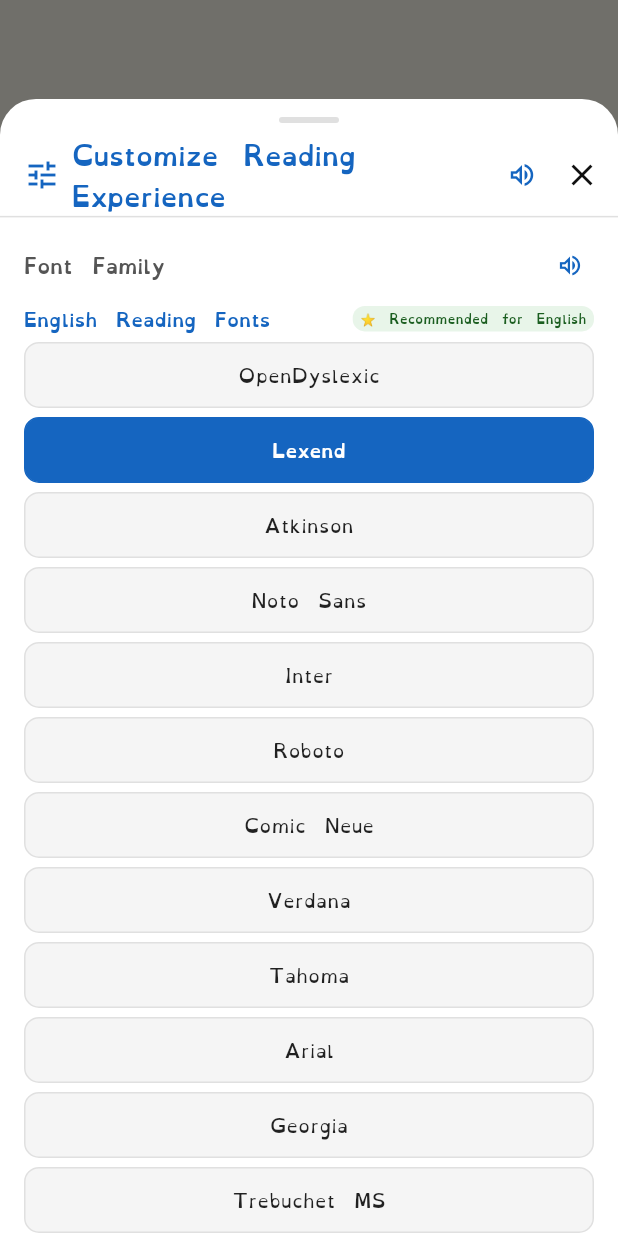
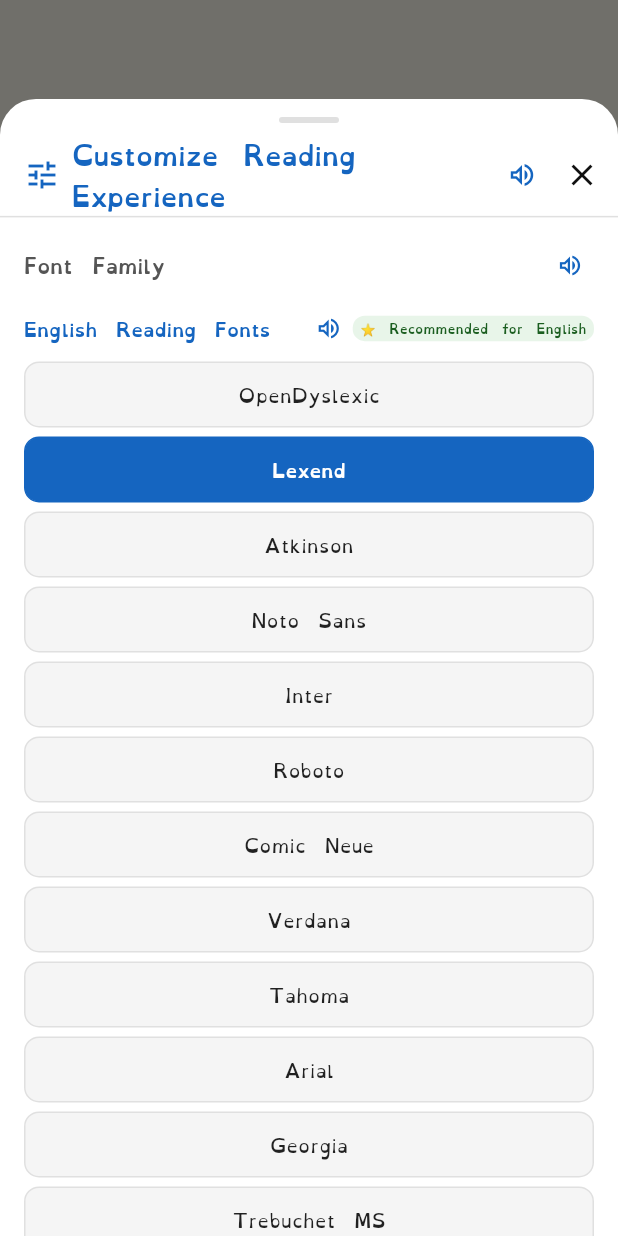
Before and after one commit to Kirti1-Jha/AksharAlly_new, a Flutter app: what showReadingCustomizeSheet() shows on an empty page, opened directly with empty values, on a phone screen of 412 x 824 dp. Run offline on Flutter 3.47's test engine with Material 3 defaults, Android fonts, the phone set to English and light mode, and no system bars; our stand-ins replace clock, cloud_firestore, file_picker, firebase_auth, firebase_core, flutter_tts and 5 more; missing offline and left inert: dart:html, dart:js_util, speech_to_text_platform_interface; accounts and stored records are empty.

Commit message:
Update reading customization sheet and localizations
Replit-Commit-Author: Agent

```diff
--- a/aksharally/aksharally_ui/lib/theme/app_localizations.dart
+++ b/aksharally/aksharally_ui/lib/theme/app_localizations.dart
@@ -81,6 +81,10 @@ class AppLocalizations {
         'Choose the language used for app menus and messages.',
     'Reading History': 'Review and manage your saved readings.',
     'Account': 'Manage your current AksharAlly session.',
+    'Customize Reading Experience':
+        'Adjust fonts, spacing, colours, and accessibility features for a more comfortable reading experience.',
+    'Live Preview':
+        'Preview your current accessibility settings before applying them.',
   };
 
   static const Map<String, String> _hindiExplanations = {
@@ -123,6 +127,10 @@ class AppLocalizations {
         'ऐप के मेनू और संदेशों की भाषा चुनें।',
     'Reading History': 'सहेजी गई रीडिंग देखें और प्रबंधित करें।',
     'Account': 'अपने मौजूदा AksharAlly सत्र का प्रबंधन करें।',
+    'Customize Reading Experience':
+        'आरामदायक पढ़ने के लिए फ़ॉन्ट, दूरी, रंग और सुलभता सुविधाएँ बदलें।',
+    'Live Preview':
+        'लागू करने से पहले अपनी मौजूदा सुलभता सेटिंग का पूर्वावलोकन करें।',
   };
 
   static const Map<String, String> _hindi = {
@@ -349,6 +357,18 @@ class AppLocalizations {
     'Mild': 'हल्का',
     'Moderate': 'मध्यम',
     'Severe': 'गंभीर',
+    'Mild profile description':
+        'आरामदायक शुरुआत के लिए हल्की दूरी और क्रीम पृष्ठभूमि।',
+    'Moderate profile description':
+        'आसान पढ़ने के लिए बड़ा पाठ, अधिक दूरी और हल्की पीली पृष्ठभूमि।',
+    'Severe profile description':
+        'अधिक सहायता के लिए बहुत बड़ा पाठ, अधिक दूरी और उच्च-कंट्रास्ट सफ़ेद पृष्ठभूमि।',
+    'Customize Reading Experience': 'पढ़ने का अनुभव अपने अनुसार बदलें',
+    'English Reading Fonts': 'अंग्रेज़ी पढ़ने के फ़ॉन्ट',
+    'Hindi & Marathi Fonts': 'हिंदी और मराठी फ़ॉन्ट',
+    'Reading Test Preview': 'पढ़ने के नमूने का पूर्वावलोकन',
+    'pixels': 'पिक्सेल',
+    'times': 'गुना',
     'Customize': 'अपने अनुसार बदलें',
     'Custom': 'कस्टम',
     'reading profile': 'रीडिंग प्रोफ़ाइल',
--- a/aksharally/aksharally_ui/lib/widgets/reading_customize_sheet.dart
+++ b/aksharally/aksharally_ui/lib/widgets/reading_customize_sheet.dart
@@ -9,6 +9,17 @@ import '../theme/app_settings.dart';
 import 'narration_speaker_button.dart';
 
 String _t(String english) => AppLocalizations.text(english);
+
+String _spokenSettingValue(
+  String key,
+  double value, {
+  int decimals = 1,
+  String? unit,
+}) {
+  final formattedValue = value.toStringAsFixed(decimals);
+  final translatedUnit = unit == null ? '' : ' ${_t(unit)}';
+  return '${_t(key)}: $formattedValue$translatedUnit';
+}
 
 /// Shows the "Customize Reading Experience" bottom sheet.
 ///
@@ -135,14 +146,15 @@ Future<void> showReadingCustomizeSheet(
                         onNarrate: onNarrate,
                       ),
                       const SizedBox(height: 14),
-                      _readingTestPanel(),
+                      _readingTestPanel(onNarrate: onNarrate),
 
                       const SizedBox(height: 20),
 
                       // ── FONT SIZE ───────────────────────────────────────
                       _sectionHeader(
-                        'Font Size  •  '
-                        '${AccessibilitySettings.fontSize.toStringAsFixed(0)}px',
+                        'Font Size',
+                        value:
+                            '${AccessibilitySettings.fontSize.toStringAsFixed(0)}px',
                         onNarrate: onNarrate,
                         explanation: AppLocalizations.explanation('Font Size'),
                       ),
@@ -153,14 +165,23 @@ Future<void> showReadingCustomizeSheet(
                         divisions: 44,
                         onChanged: (v) =>
                             update(() => AccessibilitySettings.fontSize = v),
-                        onChangeEnd: (v) =>
-                            unawaited(onNarrate(v.toStringAsFixed(0))),
+                        onChangeEnd: (v) => unawaited(
+                          onNarrate(
+                            _spokenSettingValue(
+                              'Font Size',
+                              v,
+                              decimals: 0,
+                              unit: 'pixels',
+                            ),
+                          ),
+                        ),
                       ),
 
                       // ── LETTER SPACING ──────────────────────────────────
                       _sectionHeader(
-                        'Letter Spacing  •  '
-                        '${AccessibilitySettings.letterSpacing.toStringAsFixed(1)}',
+                        'Letter Spacing',
+                        value: AccessibilitySettings.letterSpacing
+                            .toStringAsFixed(1),
                         onNarrate: onNarrate,
                         explanation: AppLocalizations.explanation(
                           'Letter Spacing',
@@ -174,14 +195,16 @@ Future<void> showReadingCustomizeSheet(
                         onChanged: (v) => update(
                           () => AccessibilitySettings.letterSpacing = v,
                         ),
-                        onChangeEnd: (v) =>
-                            unawaited(onNarrate(v.toStringAsFixed(1))),
+                        onChangeEnd: (v) => unawaited(
+                          onNarrate(_spokenSettingValue('Letter Spacing', v)),
+                        ),
                       ),
 
                       // ── WORD SPACING ────────────────────────────────────
                       _sectionHeader(
-                        'Word Spacing  •  '
-                        '${AccessibilitySettings.wordSpacing.toStringAsFixed(1)}',
+                        'Word Spacing',
+                        value: AccessibilitySettings.wordSpacing
+                            .toStringAsFixed(1),
                         onNarrate: onNarrate,
                         explanation: AppLocalizations.explanation(
                           'Word Spacing',
@@ -194,14 +217,16 @@ Future<void> showReadingCustomizeSheet(
                         divisions: 16,
                         onChanged: (v) =>
                             update(() => AccessibilitySettings.wordSpacing = v),
-                        onChangeEnd: (v) =>
-                            unawaited(onNarrate(v.toStringAsFixed(1))),
+                        onChangeEnd: (v) => unawaited(
+                          onNarrate(_spokenSettingValue('Word Spacing', v)),
+                        ),
                       ),
 
                       // ── LINE HEIGHT ─────────────────────────────────────
                       _sectionHeader(
-                        'Line Height  •  '
-                        '${AccessibilitySettings.lineHeight.toStringAsFixed(1)}×',
+                        'Line Height',
+                        value:
+                            '${AccessibilitySettings.lineHeight.toStringAsFixed(1)}×',
                         onNarrate: onNarrate,
                         explanation: AppLocalizations.explanation('Line Height'),
                       ),
@@ -212,14 +237,18 @@ Future<void> showReadingCustomizeSheet(
                         divisions: 20,
                         onChanged: (v) =>
                             update(() => AccessibilitySettings.lineHeight = v),
-                        onChangeEnd: (v) =>
-                            unawaited(onNarrate(v.toStringAsFixed(1))),
+                        onChangeEnd: (v) => unawaited(
+                          onNarrate(
+                            _spokenSettingValue('Line Height', v, unit: 'times'),
+                          ),
+                        ),
                       ),
 
                       // ── PARAGRAPH SPACING ───────────────────────────────
                       _sectionHeader(
-                        'Paragraph Spacing  •  '
-                        '${AccessibilitySettings.paragraphSpacing.toStringAsFixed(0)}px',
+                        'Paragraph Spacing',
+                        value:
+                            '${AccessibilitySettings.paragraphSpacing.toStringAsFixed(0)}px',
                         onNarrate: onNarrate,
                         explanation: AppLocalizations.explanation(
                           'Paragraph Spacing',
@@ -233,8 +262,16 @@ Future<void> showReadingCustomizeSheet(
                         onChanged: (v) => update(
                           () => AccessibilitySettings.paragraphSpacing = v,
                         ),
-                        onChangeEnd: (v) =>
-                            unawaited(onNarrate(v.toStringAsFixed(0))),
+                        onChangeEnd: (v) => unawaited(
+                          onNarrate(
+                            _spokenSettingValue(
+                              'Paragraph Spacing',
+                              v,
+                              decimals: 0,
+                              unit: 'pixels',
+                            ),
+                          ),
+                        ),
                       ),
 
                       const SizedBox(height: 8),
@@ -256,7 +293,7 @@ Future<void> showReadingCustomizeSheet(
                         return Column(
                           crossAxisAlignment: CrossAxisAlignment.start,
                           children: [
-                            _categoryHeader(entry.key),
+                            _categoryHeader(entry.key, onNarrate),
                             ...entry.value.map(
                               (key) => _themeCard(key, update, onNarrate),
                             ),
@@ -400,7 +437,7 @@ Widget _themeCard(
         borderRadius: BorderRadius.circular(12),
         onTap: () {
           update(() => AccessibilitySettings.colorTheme = key);
-          unawaited(onNarrate(label));
+          unawaited(onNarrate(desc.isEmpty ? label : '$label. $desc'));
         },
         child: Container(
           constraints: const BoxConstraints(minHeight: 68),
@@ -532,7 +569,10 @@ Widget _themeCard(
 
 // ── Category header ────────────────────────────────────────────────────────
 
-Widget _categoryHeader(String category) {
+Widget _categoryHeader(
+  String category,
+  Future<void> Function(String text) onNarrate,
+) {
   final icon = const {
     'Soft Reading': Icons.auto_awesome_outlined,
     'High Contrast': Icons.contrast,
@@ -557,6 +597,13 @@ Widget _categoryHeader(String category) {
             color: Color(0xFF1565C0),
             letterSpacing: 0.3,
           ),
+        ),
+        const Spacer(),
+        NarrationSpeakerButton(
+          text: _t(category),
+          onSpeak: onNarrate,
+          color: const Color(0xFF1565C0),
+          iconSize: 18,
         ),
       ],
     ),
@@ -639,13 +686,19 @@ Widget _fontCategory(
           children: [
             Expanded(
               child: Text(
-                title,
+                _t(title),
                 style: const TextStyle(
                   fontSize: 12,
                   fontWeight: FontWeight.w700,
                   color: Color(0xFF1565C0),
                 ),
               ),
+            ),
+            NarrationSpeakerButton(
+              text: _t(title),
+              onSpeak: onNarrate,
+              color: const Color(0xFF1565C0),
+              iconSize: 18,
             ),
             if (recommended)
               _fontBadge(
@@ -674,7 +727,7 @@ Widget _fontCategory(
                 borderRadius: BorderRadius.circular(10),
                 onTap: () {
                   update(() => AccessibilitySettings.fontFamily = font);
-                  unawaited(onNarrate(label));
+                  unawaited(onNarrate('${_t('Font')}: $label'));
                 },
                 child: Container(
                   constraints: BoxConstraints(
@@ -807,7 +860,9 @@ TextStyle _fontPreviewStyle(
   }
 }
 
-Widget _readingTestPanel() {
+Widget _readingTestPanel({
+  required Future<void> Function(String text) onNarrate,
+}) {
   return Container(
     width: double.infinity,
     padding: const EdgeInsets.all(12),
@@ -819,13 +874,19 @@ Widget _readingTestPanel() {
     child: Column(
       crossAxisAlignment: CrossAxisAlignment.start,
       children: [
-        const Text(
-          'Reading Test Preview',
-          style: TextStyle(
+        Text(
+          _t('Reading Test Preview'),
+          style: const TextStyle(
             fontSize: 12,
             fontWeight: FontWeight.w700,
             color: Color(0xFF555555),
           ),
+        ),
+        NarrationSpeakerButton(
+          text: _t('Reading Test Preview'),
+          onSpeak: onNarrate,
+          color: const Color(0xFF1565C0),
+          iconSize: 18,
         ),
         const SizedBox(height: 6),
         Text(
@@ -863,6 +924,7 @@ Widget _readingTestPanel() {
 
 Widget _sectionHeader(
   String title, {
+  String? value,
   required Future<void> Function(String text) onNarrate,
   required String explanation,
 }) {
@@ -872,7 +934,7 @@ Widget _sectionHeader(
       children: [
         Expanded(
           child: Text(
-            _t(title),
+            value == null ? _t(title) : '${_t(title)} • $value',
             style: const TextStyle(
               fontSize: 13,
               fontWeight: FontWeight.w600,
@@ -907,7 +969,7 @@ Widget _toggle(
       title: Row(
         children: [
           Expanded(
-            child: Text(label, style: const TextStyle(fontSize: 14)),
+            child: Text(_t(label), style: const TextStyle(fontSize: 14)),
           ),
           NarrationSpeakerButton(
             text: AppLocalizations.explanation(label),
@@ -926,7 +988,7 @@ Widget _toggle(
       value: value,
       onChanged: (enabled) {
         onChanged(enabled);
-        unawaited(onNarrate(_t(enabled ? 'On' : 'Off')));
+        unawaited(onNarrate('${_t(label)}: ${_t(enabled ? 'On' : 'Off')}'));
       },
       dense: true,
     ),
```
Also changed, not shown: aksharally/aksharally_ui/lib/screens/output_screen.dart (+15 -0 lines).
